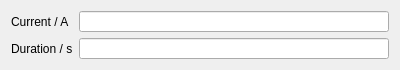
First picture: the form in qt_CP.ui, repository ChristopherYJS/ElectrochemicalOuija, before the edit.
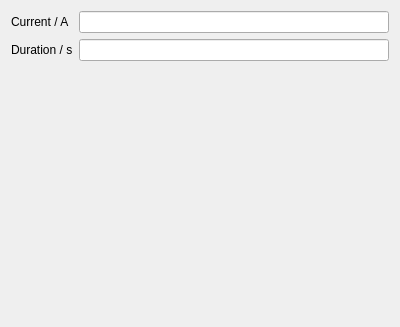
Second picture: the form after the edit.

What changed in the file:
```diff
--- a/qt_CP.ui
+++ b/qt_CP.ui
@@ -7,16 +7,24 @@
     <x>0</x>
     <y>0</y>
     <width>400</width>
-    <height>70</height>
+    <height>327</height>
    </rect>
   </property>
+  <property name="sizePolicy">
+   <sizepolicy hsizetype="Fixed" vsizetype="Maximum">
+    <horstretch>0</horstretch>
+    <verstretch>0</verstretch>
+   </sizepolicy>
+  </property>
   <property name="windowTitle">
    <string>Form</string>
   </property>
-  <layout class="QFormLayout" name="formLayout">
+  <layout class="QVBoxLayout" name="verticalLayout">
    <property name="sizeConstraint">
     <enum>QLayout::SetMaximumSize</enum>
    </property>
+   <item>
+    <layout class="QGridLayout" name="gridLayout">
    <item row="0" column="0">
     <widget class="QLabel" name="label">
      <property name="text">
@@ -24,18 +32,33 @@
      </property>
     </widget>
    </item>
+     <item row="1" column="0">
+      <widget class="QLabel" name="label_2">
+       <property name="text">
+        <string>Duration / s</string>
+       </property>
+      </widget>
+     </item>
    <item row="0" column="1">
     <widget class="QLineEdit" name="lineEdit"/>
    </item>
    <item row="1" column="1">
     <widget class="QLineEdit" name="lineEdit_2"/>
    </item>
-   <item row="1" column="0">
-    <widget class="QLabel" name="label_2">
-     <property name="text">
-      <string>Duration / s</string>
+    </layout>
+   </item>
+   <item>
+    <spacer name="verticalSpacer">
+     <property name="orientation">
+      <enum>Qt::Vertical</enum>
      </property>
-    </widget>
+     <property name="sizeHint" stdset="0">
+      <size>
+       <width>20</width>
+       <height>40</height>
+      </size>
+     </property>
+    </spacer>
    </item>
   </layout>
  </widget>
```
Lines whose indentation alone changed are shown as unchanged.
